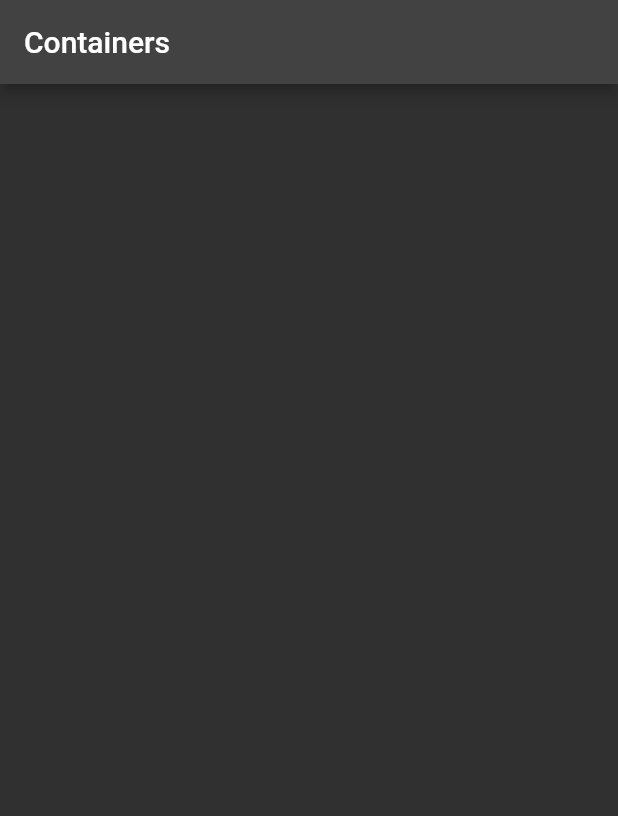
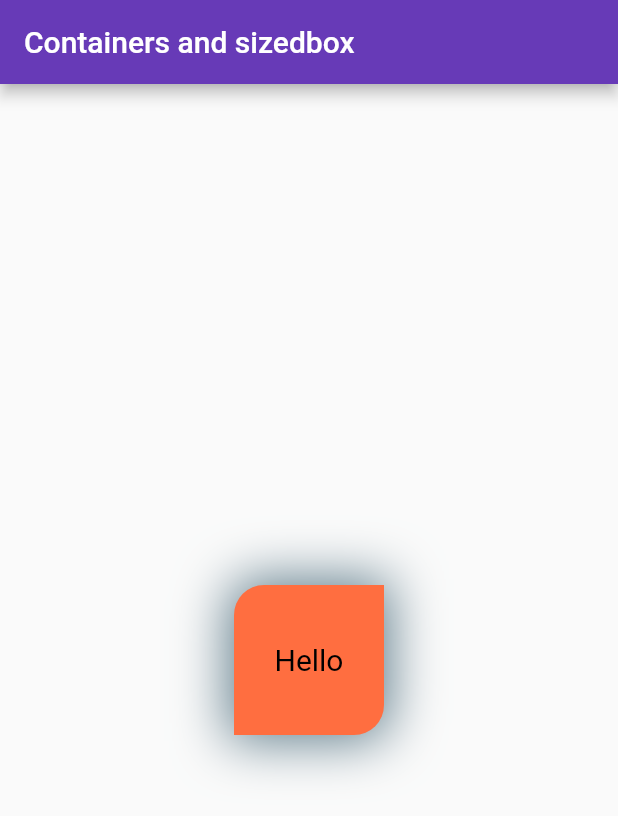
Before and after one commit to itsnehabhagat05/LearningFlutterTopics, a Flutter app: the screen it shows after launch, on a phone screen of 412 x 824 dp. Shown: the top 816 px of the screen. Run offline on Flutter 3.47's test engine with Material 2 defaults, Android fonts, the light colour scheme and no system bars.

Commit message:
Container and SizedBox

```diff
--- a/analysis_options.yaml
+++ b/analysis_options.yaml
@@ -7,7 +7,7 @@
 
 # The following line activates a set of recommended lints for Flutter apps,
 # packages, and plugins designed to encourage good coding practices.
-include: package:flutter_lints/flutter.yaml
+#include: package:flutter_lints/flutter.yaml
 
 linter:
   # The lint rules applied to this project can be customized in the
--- a/lib/main.dart
+++ b/lib/main.dart
@@ -11,8 +11,11 @@ class LearnApp extends StatelessWidget {
   @override
   Widget build(BuildContext context) {
     return MaterialApp(
+      debugShowCheckedModeBanner: false,
+
       theme: ThemeData(
-        brightness: Brightness.dark,
+        brightness: Brightness.light,
+
         primaryColor: Colors.deepPurple,),
       home: Container_Sized() ,
 
--- a/lib/widgets/container_sized.dart
+++ b/lib/widgets/container_sized.dart
@@ -7,8 +7,39 @@ class Container_Sized extends StatelessWidget {
   Widget build(BuildContext context) {
     return Scaffold(
       appBar: AppBar(
-        title: Text('Containers'),
+        backgroundColor: Colors.deepPurple,
+        title: Text('Containers and sizedbox'),
       ),
+      body:
+      Center(
+        child: Container(               //Paddinng and margin
+
+          //color: Colors.yellow,
+          width: 100,
+          height:100,
+          decoration: BoxDecoration(
+            color: Colors.deepOrangeAccent,
+            //shape: BoxShape.circle,
+            //borderRadius: BorderRadius.circular(20),
+            borderRadius: BorderRadius.only(topLeft: Radius.circular(20),bottomRight:Radius.circular(20) ),
+            boxShadow:[
+              BoxShadow(
+                blurRadius: 30,
+                spreadRadius: 4,
+                color: Colors.blueGrey,
+
+              )
+            ]
+
+
+          ),
+          child: Center(
+            child: Text('Hello',
+            style: TextStyle(fontSize: 20,color: Colors.black),
+            ),
+          ),
+        ),
+      )
     );
   }
 }
```
